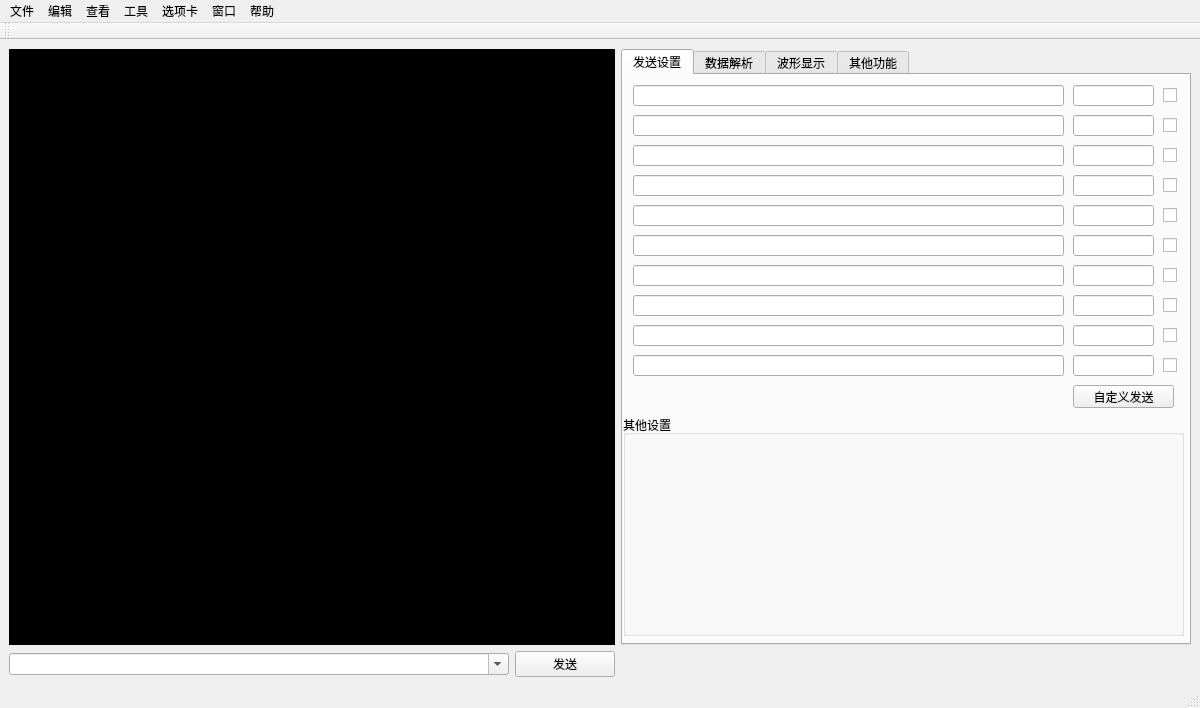
Qt form ui/mainwindow.ui (Lancer-zhang/py_serialtool) before a commit.
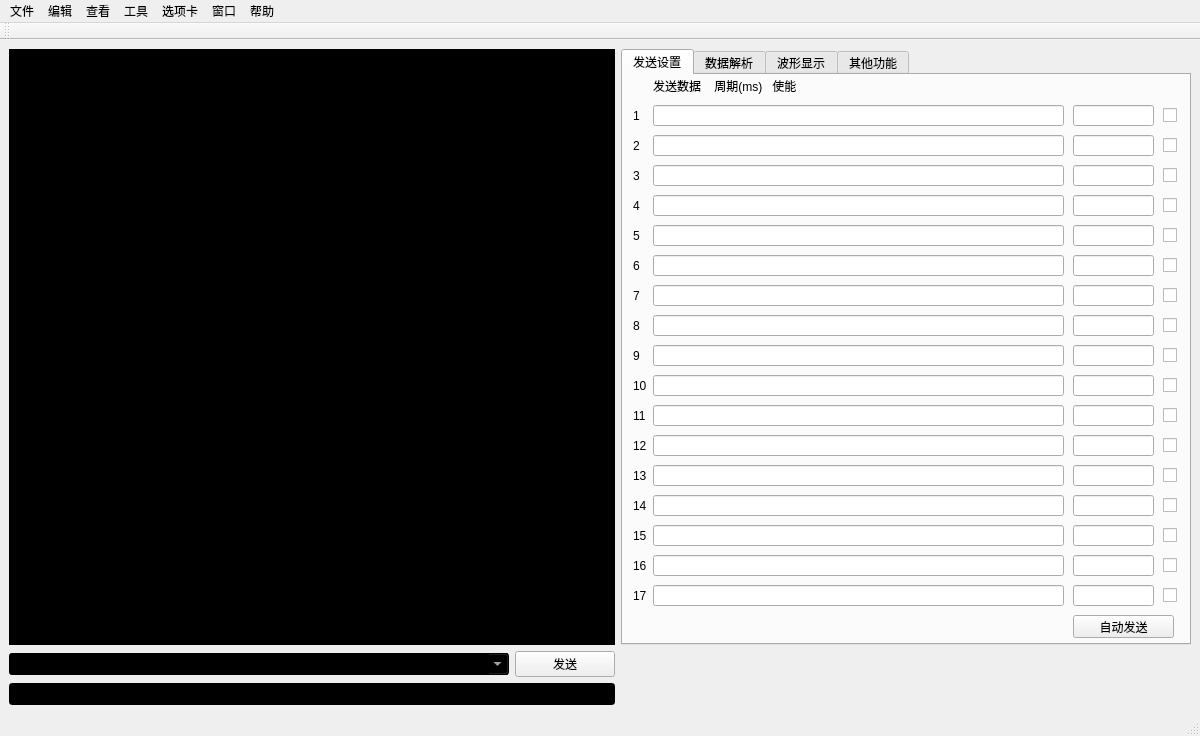
The same form after that commit.

What changed in the file:
```diff
--- a/ui/mainwindow.ui
+++ b/ui/mainwindow.ui
@@ -7,33 +7,20 @@
     <x>0</x>
     <y>0</y>
     <width>1200</width>
-    <height>700</height>
+    <height>726</height>
    </rect>
   </property>
+  <property name="sizePolicy">
+   <sizepolicy hsizetype="Maximum" vsizetype="Preferred">
+    <horstretch>0</horstretch>
+    <verstretch>0</verstretch>
+   </sizepolicy>
+  </property>
   <property name="windowTitle">
    <string>MainWindow</string>
   </property>
   <widget class="QWidget" name="centralwidget">
    <layout class="QGridLayout" name="gridLayout">
-    <item row="2" column="0">
-     <widget class="QComboBox" name="lineEditSend">
-      <property name="minimumSize">
-       <size>
-        <width>500</width>
-        <height>0</height>
-       </size>
-      </property>
-      <property name="maximumSize">
-       <size>
-        <width>16777215</width>
-        <height>16777215</height>
-       </size>
-      </property>
-      <property name="editable">
-       <bool>true</bool>
-      </property>
-     </widget>
-    </item>
     <item row="2" column="1">
      <widget class="QPushButton" name="buttonSend">
       <property name="minimumSize">
@@ -80,6 +67,49 @@
        <string notr="true">background-color: balck;
 color: white;</string>
       </property>
+      <property name="cursorWidth">
+       <number>2</number>
+      </property>
+      <property name="textInteractionFlags">
+       <set>Qt::TextBrowserInteraction</set>
+      </property>
+     </widget>
+    </item>
+    <item row="4" column="0" colspan="2">
+     <widget class="QLineEdit" name="lineEdit">
+      <property name="styleSheet">
+       <string notr="true">background-color: balck;
+color: white;</string>
+      </property>
+     </widget>
+    </item>
+    <item row="2" column="0">
+     <widget class="QComboBox" name="lineEditSend">
+      <property name="sizePolicy">
+       <sizepolicy hsizetype="Expanding" vsizetype="Fixed">
+        <horstretch>0</horstretch>
+        <verstretch>0</verstretch>
+       </sizepolicy>
+      </property>
+      <property name="minimumSize">
+       <size>
+        <width>500</width>
+        <height>0</height>
+       </size>
+      </property>
+      <property name="maximumSize">
+       <size>
+        <width>500</width>
+        <height>16777215</height>
+       </size>
+      </property>
+      <property name="styleSheet">
+       <string notr="true">background-color: balck;
+color: white;</string>
+      </property>
+      <property name="editable">
+       <bool>true</bool>
+      </property>
      </widget>
     </item>
     <item row="1" column="2">
@@ -112,9 +142,9 @@
        <widget class="QLineEdit" name="lineEditsend1">
         <property name="geometry">
          <rect>
-          <x>10</x>
-          <y>10</y>
-          <width>431</width>
+          <x>30</x>
+          <y>30</y>
+          <width>411</width>
           <height>21</height>
          </rect>
         </property>
@@ -123,7 +153,7 @@
         <property name="geometry">
          <rect>
           <x>540</x>
-          <y>10</y>
+          <y>30</y>
           <width>21</width>
           <height>21</height>
          </rect>
@@ -136,7 +166,7 @@
         <property name="geometry">
          <rect>
           <x>450</x>
-          <y>10</y>
+          <y>30</y>
           <width>81</width>
           <height>21</height>
          </rect>
@@ -146,7 +176,7 @@
         <property name="geometry">
          <rect>
           <x>450</x>
-          <y>40</y>
+          <y>60</y>
           <width>81</width>
           <height>21</height>
          </rect>
@@ -156,7 +186,7 @@
         <property name="geometry">
          <rect>
           <x>540</x>
-          <y>40</y>
+          <y>60</y>
           <width>21</width>
           <height>21</height>
          </rect>
@@ -168,9 +198,9 @@
        <widget class="QLineEdit" name="lineEdit_send2">
         <property name="geometry">
          <rect>
-          <x>10</x>
-          <y>40</y>
-          <width>431</width>
+          <x>30</x>
+          <y>60</y>
+          <width>411</width>
           <height>21</height>
          </rect>
         </property>
@@ -179,7 +209,7 @@
         <property name="geometry">
          <rect>
           <x>450</x>
-          <y>70</y>
+          <y>90</y>
           <width>81</width>
           <height>21</height>
          </rect>
@@ -189,7 +219,7 @@
         <property name="geometry">
          <rect>
           <x>540</x>
-          <y>70</y>
+          <y>90</y>
           <width>21</width>
           <height>21</height>
          </rect>
@@ -201,9 +231,9 @@
        <widget class="QLineEdit" name="lineEditsend3">
         <property name="geometry">
          <rect>
-          <x>10</x>
-          <y>70</y>
-          <width>431</width>
+          <x>30</x>
+          <y>90</y>
+          <width>411</width>
           <height>21</height>
          </rect>
         </property>
@@ -212,7 +242,7 @@
         <property name="geometry">
          <rect>
           <x>450</x>
-          <y>100</y>
+          <y>120</y>
           <width>81</width>
           <height>21</height>
          </rect>
@@ -222,7 +252,7 @@
         <property name="geometry">
          <rect>
           <x>540</x>
-          <y>100</y>
+          <y>120</y>
           <width>21</width>
           <height>21</height>
          </rect>
@@ -234,9 +264,9 @@
        <widget class="QLineEdit" name="lineEditsend4">
         <property name="geometry">
          <rect>
-          <x>10</x>
-          <y>100</y>
-          <width>431</width>
+          <x>30</x>
+          <y>120</y>
+          <width>411</width>
           <height>21</height>
          </rect>
         </property>
@@ -245,7 +275,7 @@
         <property name="geometry">
          <rect>
           <x>450</x>
-          <y>130</y>
+          <y>150</y>
           <width>81</width>
           <height>21</height>
          </rect>
@@ -255,7 +285,7 @@
         <property name="geometry">
          <rect>
           <x>540</x>
-          <y>130</y>
+          <y>150</y>
           <width>21</width>
           <height>21</height>
          </rect>
@@ -267,9 +297,9 @@
        <widget class="QLineEdit" name="lineEditsend5">
         <property name="geometry">
          <rect>
-          <x>10</x>
-          <y>130</y>
-          <width>431</width>
+          <x>30</x>
+          <y>150</y>
+          <width>411</width>
           <height>21</height>
          </rect>
         </property>
@@ -278,7 +308,7 @@
         <property name="geometry">
          <rect>
           <x>450</x>
-          <y>160</y>
+          <y>180</y>
           <width>81</width>
           <height>21</height>
          </rect>
@@ -288,7 +318,7 @@
         <property name="geometry">
          <rect>
           <x>540</x>
-          <y>160</y>
+          <y>180</y>
           <width>21</width>
           <height>21</height>
          </rect>
@@ -300,9 +330,9 @@
        <widget class="QLineEdit" name="lineEditsend6">
         <property name="geometry">
          <rect>
-          <x>10</x>
-          <y>160</y>
-          <width>431</width>
+          <x>30</x>
+          <y>180</y>
+          <width>411</width>
           <height>21</height>
          </rect>
         </property>
@@ -311,7 +341,7 @@
         <property name="geometry">
          <rect>
           <x>450</x>
-          <y>190</y>
+          <y>210</y>
           <width>81</width>
           <height>21</height>
          </rect>
@@ -321,7 +351,7 @@
         <property name="geometry">
          <rect>
           <x>540</x>
-          <y>190</y>
+          <y>210</y>
           <width>21</width>
           <height>21</height>
          </rect>
@@ -333,9 +363,9 @@
        <widget class="QLineEdit" name="lineEditsend7">
         <property name="geometry">
          <rect>
-          <x>10</x>
-          <y>190</y>
-          <width>431</width>
+          <x>30</x>
+          <y>210</y>
+          <width>411</width>
           <height>21</height>
          </rect>
         </property>
@@ -344,7 +374,7 @@
         <property name="geometry">
          <rect>
           <x>450</x>
-          <y>220</y>
+          <y>240</y>
           <width>81</width>
           <height>21</height>
          </rect>
@@ -354,7 +384,7 @@
         <property name="geometry">
          <rect>
           <x>540</x>
-          <y>220</y>
+          <y>240</y>
           <width>21</width>
           <height>21</height>
          </rect>
@@ -366,9 +396,9 @@
        <widget class="QLineEdit" name="lineEditsend8">
         <property name="geometry">
          <rect>
-          <x>10</x>
-          <y>220</y>
-          <width>431</width>
+          <x>30</x>
+          <y>240</y>
+          <width>411</width>
           <height>21</height>
          </rect>
         </property>
@@ -377,7 +407,7 @@
         <property name="geometry">
          <rect>
           <x>450</x>
-          <y>250</y>
+          <y>270</y>
           <width>81</width>
           <height>21</height>
          </rect>
@@ -387,7 +417,7 @@
         <property name="geometry">
          <rect>
           <x>540</x>
-          <y>250</y>
+          <y>270</y>
           <width>21</width>
           <height>21</height>
          </rect>
@@ -399,9 +429,9 @@
        <widget class="QLineEdit" name="lineEditsend9">
         <property name="geometry">
          <rect>
-          <x>10</x>
-          <y>250</y>
-          <width>431</width>
+          <x>30</x>
+          <y>270</y>
+          <width>411</width>
           <height>21</height>
          </rect>
         </property>
@@ -410,7 +440,7 @@
         <property name="geometry">
          <rect>
           <x>450</x>
-          <y>280</y>
+          <y>300</y>
           <width>81</width>
           <height>21</height>
          </rect>
@@ -420,7 +450,7 @@
         <property name="geometry">
          <rect>
           <x>540</x>
-          <y>280</y>
+          <y>300</y>
           <width>21</width>
           <height>21</height>
          </rect>
@@ -432,9 +462,9 @@
        <widget class="QLineEdit" name="lineEditsend10">
         <property name="geometry">
          <rect>
-          <x>10</x>
-          <y>280</y>
-          <width>431</width>
+          <x>30</x>
+          <y>300</y>
+          <width>411</width>
           <height>21</height>
          </rect>
         </property>
@@ -443,7 +473,7 @@
         <property name="geometry">
          <rect>
           <x>450</x>
-          <y>310</y>
+          <y>540</y>
           <width>101</width>
           <height>23</height>
          </rect>
@@ -461,20 +491,472 @@
          </size>
         </property>
         <property name="text">
-         <string>自定义发送</string>
+         <string>自动发送</string>
         </property>
        </widget>
-       <widget class="QGroupBox" name="groupBox_3">
+       <widget class="QLineEdit" name="lineEdittime5_2">
         <property name="geometry">
          <rect>
-          <x>0</x>
-          <y>340</y>
-          <width>561</width>
-          <height>221</height>
+          <x>450</x>
+          <y>360</y>
+          <width>81</width>
+          <height>21</height>
          </rect>
         </property>
-        <property name="title">
-         <string>其他设置</string>
+       </widget>
+       <widget class="QCheckBox" name="checkBox_11">
+        <property name="geometry">
+         <rect>
+          <x>540</x>
+          <y>390</y>
+          <width>21</width>
+          <height>21</height>
+         </rect>
+        </property>
+        <property name="text">
+         <string/>
+        </property>
+       </widget>
+       <widget class="QLineEdit" name="lineEditsend4_2">
+        <property name="geometry">
+         <rect>
+          <x>30</x>
+          <y>330</y>
+          <width>411</width>
+          <height>21</height>
+         </rect>
+        </property>
+       </widget>
+       <widget class="QLineEdit" name="lineEdittime4_2">
+        <property name="geometry">
+         <rect>
+          <x>450</x>
+          <y>330</y>
+          <width>81</width>
+          <height>21</height>
+         </rect>
+        </property>
+       </widget>
+       <widget class="QCheckBox" name="checkBox_12">
+        <property name="geometry">
+         <rect>
+          <x>540</x>
+          <y>450</y>
+          <width>21</width>
+          <height>21</height>
+         </rect>
+        </property>
+        <property name="text">
+         <string/>
+        </property>
+       </widget>
+       <widget class="QLineEdit" name="lineEditsend8_2">
+        <property name="geometry">
+         <rect>
+          <x>30</x>
+          <y>450</y>
+          <width>411</width>
+          <height>21</height>
+         </rect>
+        </property>
+       </widget>
+       <widget class="QCheckBox" name="checkBox_13">
+        <property name="geometry">
+         <rect>
+          <x>540</x>
+          <y>510</y>
+          <width>21</width>
+          <height>21</height>
+         </rect>
+        </property>
+        <property name="text">
+         <string/>
+        </property>
+       </widget>
+       <widget class="QCheckBox" name="checkBox_14">
+        <property name="geometry">
+         <rect>
+          <x>540</x>
+          <y>420</y>
+          <width>21</width>
+          <height>21</height>
+         </rect>
+        </property>
+        <property name="text">
+         <string/>
+        </property>
+       </widget>
+       <widget class="QCheckBox" name="checkBox_15">
+        <property name="geometry">
+         <rect>
+          <x>540</x>
+          <y>360</y>
+          <width>21</width>
+          <height>21</height>
+         </rect>
+        </property>
+        <property name="text">
+         <string/>
+        </property>
+       </widget>
+       <widget class="QLineEdit" name="lineEditsend9_2">
+        <property name="geometry">
+         <rect>
+          <x>30</x>
+          <y>480</y>
+          <width>411</width>
+          <height>21</height>
+         </rect>
+        </property>
+       </widget>
+       <widget class="QCheckBox" name="checkBox_16">
+        <property name="geometry">
+         <rect>
+          <x>540</x>
+          <y>330</y>
+          <width>21</width>
+          <height>21</height>
+         </rect>
+        </property>
+        <property name="text">
+         <string/>
+        </property>
+       </widget>
+       <widget class="QLineEdit" name="lineEdittime9_2">
+        <property name="geometry">
+         <rect>
+          <x>450</x>
+          <y>480</y>
+          <width>81</width>
+          <height>21</height>
+         </rect>
+        </property>
+       </widget>
+       <widget class="QLineEdit" name="lineEditsend6_2">
+        <property name="geometry">
+         <rect>
+          <x>30</x>
+          <y>390</y>
+          <width>411</width>
+          <height>21</height>
+         </rect>
+        </property>
+       </widget>
+       <widget class="QLineEdit" name="lineEdittime6_2">
+        <property name="geometry">
+         <rect>
+          <x>450</x>
+          <y>390</y>
+          <width>81</width>
+          <height>21</height>
+         </rect>
+        </property>
+       </widget>
+       <widget class="QLineEdit" name="lineEdittime8_2">
+        <property name="geometry">
+         <rect>
+          <x>450</x>
+          <y>450</y>
+          <width>81</width>
+          <height>21</height>
+         </rect>
+        </property>
+       </widget>
+       <widget class="QCheckBox" name="checkBox_17">
+        <property name="geometry">
+         <rect>
+          <x>540</x>
+          <y>480</y>
+          <width>21</width>
+          <height>21</height>
+         </rect>
+        </property>
+        <property name="text">
+         <string/>
+        </property>
+       </widget>
+       <widget class="QLineEdit" name="lineEditsend7_2">
+        <property name="geometry">
+         <rect>
+          <x>30</x>
+          <y>420</y>
+          <width>411</width>
+          <height>21</height>
+         </rect>
+        </property>
+       </widget>
+       <widget class="QLineEdit" name="lineEditsend10_2">
+        <property name="geometry">
+         <rect>
+          <x>30</x>
+          <y>510</y>
+          <width>411</width>
+          <height>21</height>
+         </rect>
+        </property>
+       </widget>
+       <widget class="QLineEdit" name="lineEditsend5_2">
+        <property name="geometry">
+         <rect>
+          <x>30</x>
+          <y>360</y>
+          <width>411</width>
+          <height>21</height>
+         </rect>
+        </property>
+       </widget>
+       <widget class="QLineEdit" name="lineEdittime7_2">
+        <property name="geometry">
+         <rect>
+          <x>450</x>
+          <y>420</y>
+          <width>81</width>
+          <height>21</height>
+         </rect>
+        </property>
+       </widget>
+       <widget class="QLineEdit" name="lineEdittime10_2">
+        <property name="geometry">
+         <rect>
+          <x>450</x>
+          <y>510</y>
+          <width>81</width>
+          <height>21</height>
+         </rect>
+        </property>
+       </widget>
+       <widget class="QLabel" name="label_17">
+        <property name="geometry">
+         <rect>
+          <x>30</x>
+          <y>0</y>
+          <width>281</width>
+          <height>21</height>
+         </rect>
+        </property>
+        <property name="text">
+         <string>发送数据    周期(ms)   使能</string>
+        </property>
+       </widget>
+       <widget class="QLabel" name="label_18">
+        <property name="geometry">
+         <rect>
+          <x>10</x>
+          <y>30</y>
+          <width>21</width>
+          <height>21</height>
+         </rect>
+        </property>
+        <property name="text">
+         <string>1</string>
+        </property>
+       </widget>
+       <widget class="QLabel" name="label_19">
+        <property name="geometry">
+         <rect>
+          <x>10</x>
+          <y>60</y>
+          <width>21</width>
+          <height>21</height>
+         </rect>
+        </property>
+        <property name="text">
+         <string>2</string>
+        </property>
+       </widget>
+       <widget class="QLabel" name="label_20">
+        <property name="geometry">
+         <rect>
+          <x>10</x>
+          <y>120</y>
+          <width>21</width>
+          <height>21</height>
+         </rect>
+        </property>
+        <property name="text">
+         <string>4</string>
+        </property>
+       </widget>
+       <widget class="QLabel" name="label_21">
+        <property name="geometry">
+         <rect>
+          <x>10</x>
+          <y>90</y>
+          <width>21</width>
+          <height>21</height>
+         </rect>
+        </property>
+        <property name="text">
+         <string>3</string>
+        </property>
+       </widget>
+       <widget class="QLabel" name="label_22">
+        <property name="geometry">
+         <rect>
+          <x>10</x>
+          <y>240</y>
+          <width>21</width>
+          <height>21</height>
+         </rect>
+        </property>
+        <property name="text">
+         <string>8</string>
+        </property>
+       </widget>
+       <widget class="QLabel" name="label_23">
+        <property name="geometry">
+         <rect>
+          <x>10</x>
+          <y>210</y>
+          <width>21</width>
+          <height>21</height>
+         </rect>
+        </property>
+        <property name="text">
+         <string>7</string>
+        </property>
+       </widget>
+       <widget class="QLabel" name="label_24">
+        <property name="geometry">
+         <rect>
+          <x>10</x>
+          <y>180</y>
+          <width>21</width>
+          <height>21</height>
+         </rect>
+        </property>
+        <property name="text">
+         <string>6</string>
+        </property>
+       </widget>
+       <widget class="QLabel" name="label_25">
+        <property name="geometry">
+         <rect>
+          <x>10</x>
+          <y>150</y>
+          <width>21</width>
+          <height>21</height>
+         </rect>
+        </property>
+        <property name="text">
+         <string>5</string>
+        </property>
+       </widget>
+       <widget class="QLabel" name="label_26">
+        <property name="geometry">
+         <rect>
+          <x>10</x>
+          <y>390</y>
+          <width>21</width>
+          <height>21</height>
+         </rect>
+        </property>
+        <property name="text">
+         <string>13</string>
+        </property>
+       </widget>
+       <widget class="QLabel" name="label_27">
+        <property name="geometry">
+         <rect>
+          <x>10</x>
+          <y>360</y>
+          <width>21</width>
+          <height>21</height>
+         </rect>
+        </property>
+        <property name="text">
+         <string>12</string>
+        </property>
+       </widget>
+       <widget class="QLabel" name="label_28">
+        <property name="geometry">
+         <rect>
+          <x>10</x>
+          <y>420</y>
+          <width>21</width>
+          <height>21</height>
+         </rect>
+        </property>
+        <property name="text">
+         <string>14</string>
+        </property>
+       </widget>
+       <widget class="QLabel" name="label_29">
+        <property name="geometry">
+         <rect>
+          <x>10</x>
+          <y>330</y>
+          <width>21</width>
+          <height>21</height>
+         </rect>
+        </property>
+        <property name="text">
+         <string>11</string>
+        </property>
+       </widget>
+       <widget class="QLabel" name="label_30">
+        <property name="geometry">
+         <rect>
+          <x>10</x>
+          <y>450</y>
+          <width>21</width>
+          <height>21</height>
+         </rect>
+        </property>
+        <property name="text">
+         <string>15</string>
+        </property>
+       </widget>
+       <widget class="QLabel" name="label_31">
+        <property name="geometry">
+         <rect>
+          <x>10</x>
+          <y>300</y>
+          <width>21</width>
+          <height>21</height>
+         </rect>
+        </property>
+        <property name="text">
+         <string>10</string>
+        </property>
+       </widget>
+       <widget class="QLabel" name="label_32">
+        <property name="geometry">
+         <rect>
+          <x>10</x>
+          <y>480</y>
+          <width>21</width>
+          <height>21</height>
+         </rect>
+        </property>
+        <property name="text">
+         <string>16</string>
+        </property>
+       </widget>
+       <widget class="QLabel" name="label_33">
+        <property name="geometry">
+         <rect>
+          <x>10</x>
+          <y>270</y>
+          <width>21</width>
+          <height>21</height>
+         </rect>
+        </property>
+        <property name="text">
+         <string>9</string>
+        </property>
+       </widget>
+       <widget class="QLabel" name="label_34">
+        <property name="geometry">
+         <rect>
+          <x>10</x>
+          <y>510</y>
+          <width>21</width>
+          <height>21</height>
+         </rect>
+        </property>
+        <property name="text">
+         <string>17</string>
         </property>
        </widget>
       </widget>
```
Left out of the diff: 42 changed lines with no effect on the pictures.
